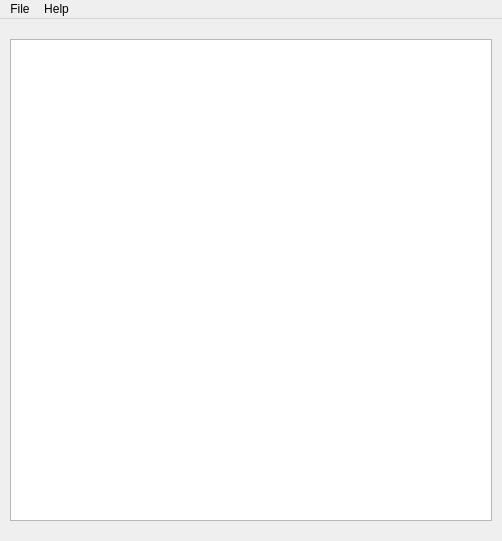
Old version of the form Ventana.ui in the repository vialrogo/chesstrainer-ia.
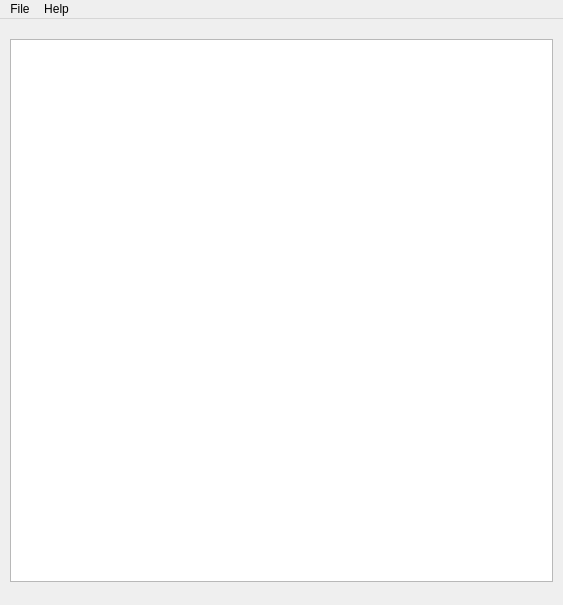
New version of the form.

Commit message: Ya pinta bien el tablero :)

```diff
--- a/Ventana.ui
+++ b/Ventana.ui
@@ -6,8 +6,8 @@
    <rect>
     <x>0</x>
     <y>0</y>
-    <width>502</width>
-    <height>541</height>
+    <width>563</width>
+    <height>605</height>
    </rect>
   </property>
   <property name="windowTitle">
@@ -19,8 +19,8 @@
      <rect>
       <x>10</x>
       <y>20</y>
-      <width>482</width>
-      <height>482</height>
+      <width>543</width>
+      <height>543</height>
      </rect>
     </property>
    </widget>
@@ -30,7 +30,7 @@
     <rect>
      <x>0</x>
      <y>0</y>
-     <width>502</width>
+     <width>563</width>
      <height>29</height>
     </rect>
    </property>
```
The commit also changes 1 other file.
